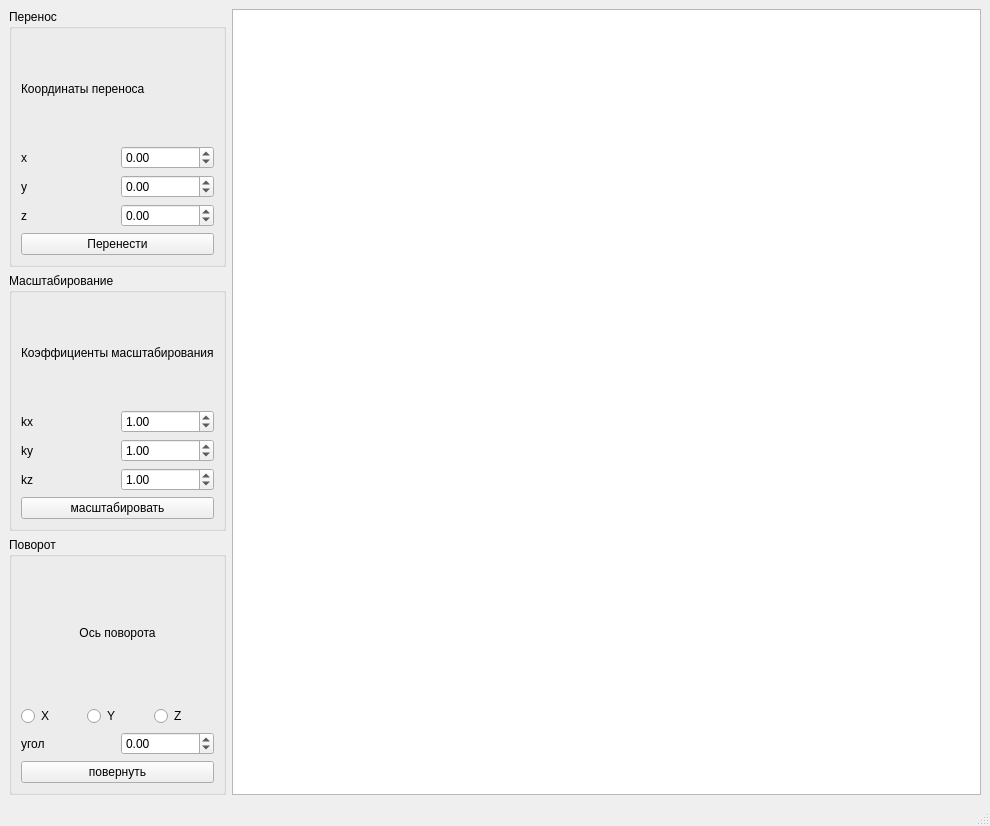
Before: the Qt Designer form lab_1/lab_1/mainwindow.ui in XuTpoKoT/bmstu-sem4-oop, drawn with Qt 5.
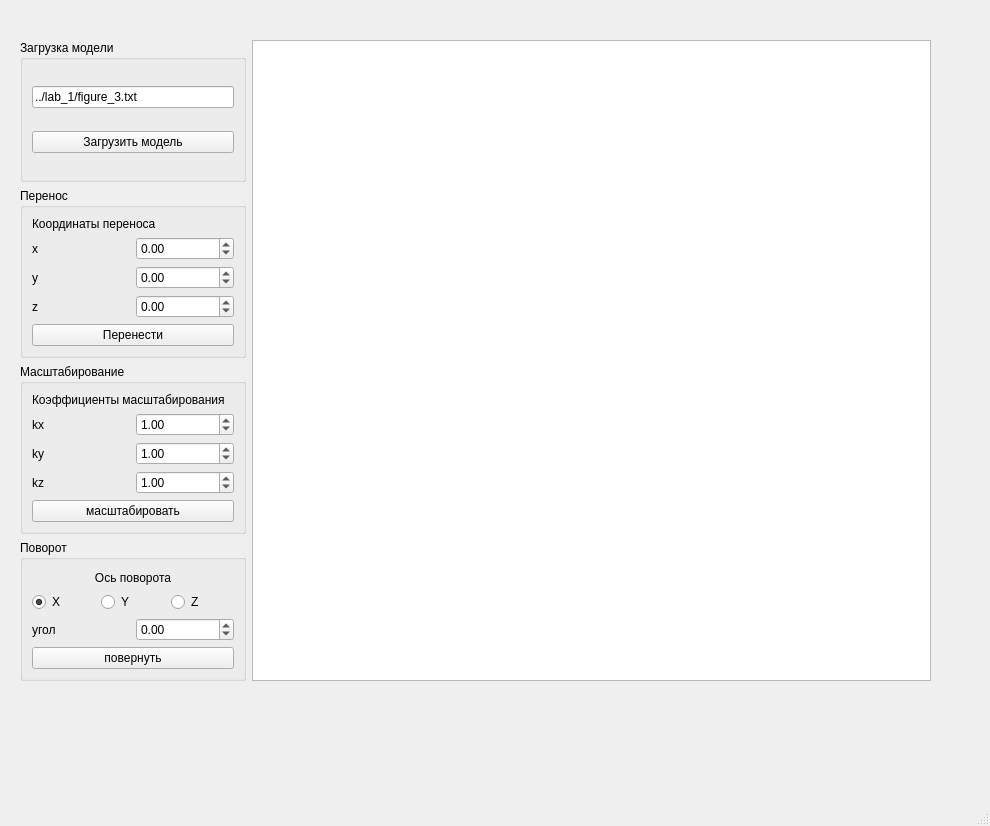
After: the same form once the commit is applied.

Commit message: Изменена загрузка модели

Diff of the .ui file:
```diff
--- a/lab_1/lab_1/mainwindow.ui
+++ b/lab_1/lab_1/mainwindow.ui
@@ -14,12 +14,42 @@
    <string>MainWindow</string>
   </property>
   <widget class="QWidget" name="centralwidget">
-   <layout class="QHBoxLayout" name="horizontalLayout_13">
+   <widget class="QWidget" name="">
+    <property name="geometry">
+     <rect>
+      <x>20</x>
+      <y>40</y>
+      <width>911</width>
+      <height>641</height>
+     </rect>
+    </property>
+    <layout class="QHBoxLayout" name="horizontalLayout_4" stretch="1,3">
     <item>
-     <layout class="QHBoxLayout" name="horizontalLayout_12">
+      <layout class="QVBoxLayout" name="verticalLayout_3">
       <item>
+        <widget class="QGroupBox" name="groupBox_2">
+         <property name="title">
+          <string>Загрузка модели</string>
+         </property>
        <layout class="QVBoxLayout" name="verticalLayout">
         <item>
+           <widget class="QLineEdit" name="lineEdit_model_file">
+            <property name="text">
+             <string>../lab_1/figure_3.txt</string>
+            </property>
+           </widget>
+          </item>
+          <item>
+           <widget class="QPushButton" name="pushButton_load_figure">
+            <property name="text">
+             <string>Загрузить модель</string>
+            </property>
+           </widget>
+          </item>
+         </layout>
+        </widget>
+       </item>
+       <item>
          <widget class="QGroupBox" name="groupBox">
           <property name="title">
            <string>Перенос</string>
@@ -223,6 +253,9 @@
                <property name="text">
                 <string>X</string>
                </property>
+              <property name="checked">
+               <bool>true</bool>
+              </property>
               </widget>
              </item>
              <item>
@@ -278,8 +311,7 @@
        <widget class="QGraphicsView" name="graphicsView"/>
       </item>
      </layout>
-    </item>
-   </layout>
+   </widget>
   </widget>
   <widget class="QMenuBar" name="menubar">
    <property name="geometry">
```
Lines whose indentation alone changed are shown as unchanged. The commit also changes 8 other files.
